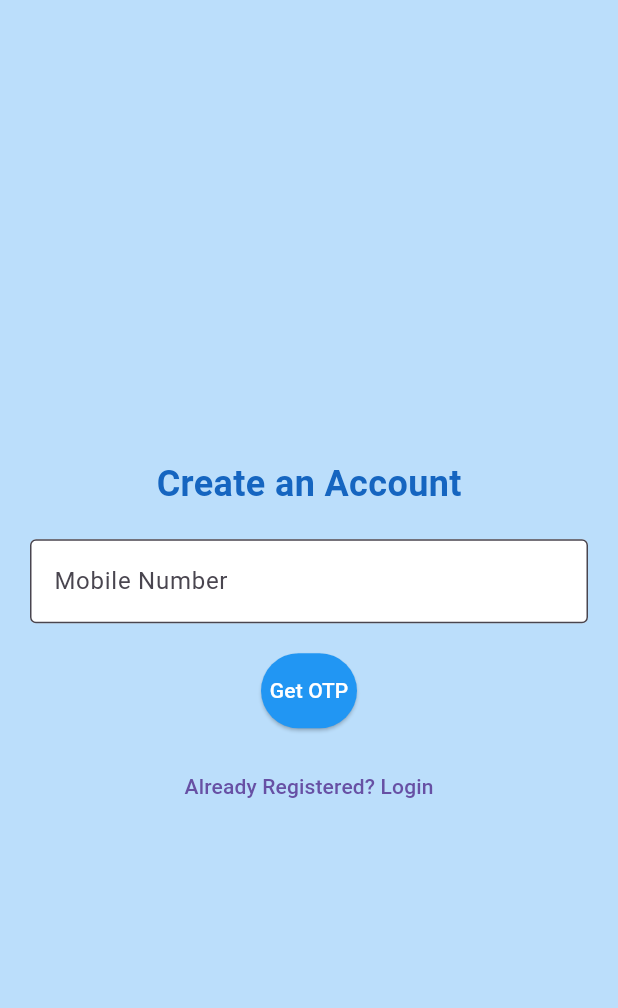
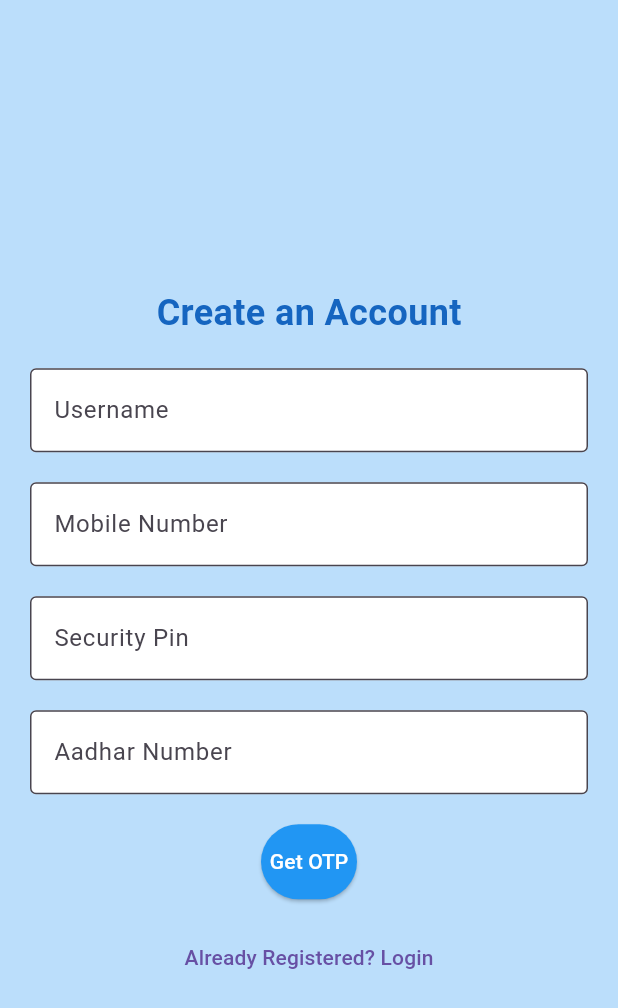
Before and after one commit to urjitupadhya/online_voting_system_JAIBABAKI, a Flutter app: the RegistrationScreen screen opened directly, on a phone screen of 412 x 824 dp. Shown: the top 1008 px of the screen. Run offline on Flutter 3.47's test engine with Material 3 defaults, Android fonts, the light colour scheme and no system bars; our stand-ins replace firebase_auth, firebase_core; accounts and stored records are empty; network calls fail.

Commit message:
Initial commit

```diff
--- a/lib/RegistrationScreen.dart
+++ b/lib/RegistrationScreen.dart
@@ -10,6 +10,9 @@ class RegistrationScreen extends StatefulWidget {
 class _RegistrationScreenState extends State<RegistrationScreen> {
   final FirebaseAuth _auth = FirebaseAuth.instance;
   final TextEditingController _mobileController = TextEditingController();
+  final TextEditingController _usernameController = TextEditingController();
+  final TextEditingController _securityPinController = TextEditingController();
+  final TextEditingController _aadharController = TextEditingController();
   bool _isLoading = false;
 
   Future<void> _verifyPhoneNumber(BuildContext context) async {
@@ -71,6 +74,17 @@ class _RegistrationScreenState extends State<RegistrationScreen> {
                 SizedBox(height: 20),
                 TextField(
                   decoration: InputDecoration(
+                    labelText: "Username",
+                    border: OutlineInputBorder(),
+                    filled: true,
+                    fillColor: Colors.white,
+                  ),
+                  keyboardType: TextInputType.text,
+                  controller: _usernameController,
+                ),
+                SizedBox(height: 20),
+                TextField(
+                  decoration: InputDecoration(
                     labelText: "Mobile Number",
                     border: OutlineInputBorder(),
                     filled: true,
@@ -78,6 +92,29 @@ class _RegistrationScreenState extends State<RegistrationScreen> {
                   ),
                   keyboardType: TextInputType.phone,
                   controller: _mobileController,
+                ),
+                SizedBox(height: 20),
+                TextField(
+                  decoration: InputDecoration(
+                    labelText: "Security Pin",
+                    border: OutlineInputBorder(),
+                    filled: true,
+                    fillColor: Colors.white,
+                  ),
+                  keyboardType: TextInputType.number,
+                  controller: _securityPinController,
+                  obscureText: true,
+                ),
+                SizedBox(height: 20),
+                TextField(
+                  decoration: InputDecoration(
+                    labelText: "Aadhar Number",
+                    border: OutlineInputBorder(),
+                    filled: true,
+                    fillColor: Colors.white,
+                  ),
+                  keyboardType: TextInputType.number,
+                  controller: _aadharController,
                 ),
                 SizedBox(height: 20),
                 ElevatedButton(
--- a/pubspec.yaml
+++ b/pubspec.yaml
@@ -14,6 +14,7 @@ dependencies:
   flutter_ui_toolkit: ^0.0.3+9
   firebase_core: ^2.25.3
   firebase_auth: ^4.17.3
+  local_auth: ^2.1.8
 
 
 
```
Also changed, not shown: lib/First.dart (deleted, +0 -70 lines), lib/OnboardingScreen.dart (added, +162 -0 lines), lib/OtpInputScreen.dart (+31 -2 lines), assets/indian.jpg (added), lib/firebase_options.dart (added), pubspec.lock, 7 other files.
